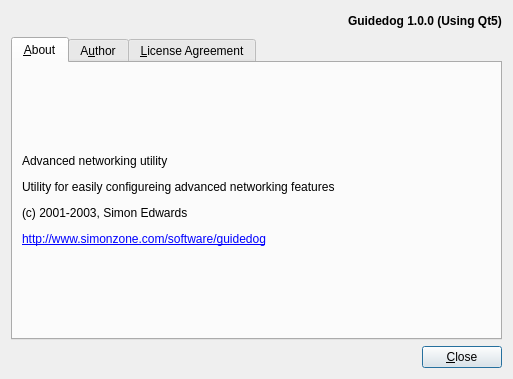
Before: the Qt Designer form aboutdialog.ui in antocm/guidedog, drawn with Qt 5.
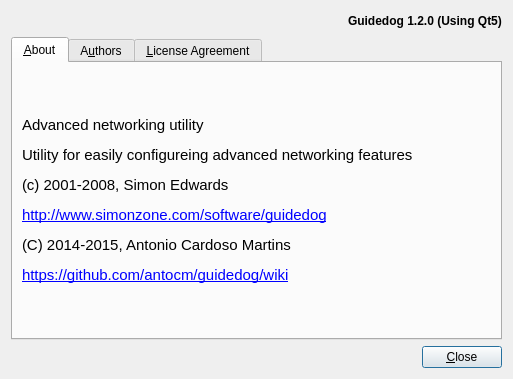
After: the same form once the commit is applied. Icons and pictures are not drawn.

Commit message: Included Antonio as author. Updated some links.

Diff of the .ui file:
```diff
--- a/aboutdialog.ui
+++ b/aboutdialog.ui
@@ -78,7 +78,7 @@
           </font>
          </property>
          <property name="text">
-          <string>Guidedog 1.0.0 (Using Qt5)</string>
+          <string>Guidedog 1.2.0 (Using Qt5)</string>
          </property>
         </widget>
        </item>
@@ -103,7 +103,16 @@
          <item>
           <widget class="QLabel" name="labelAbout">
            <property name="text">
-            <string>&lt;html&gt;&lt;head/&gt;&lt;body&gt;&lt;p&gt;Advanced networking utility&lt;/p&gt;&lt;p&gt;Utility for easily configureing advanced networking features&lt;/p&gt;&lt;p&gt;(c) 2001-2003, Simon Edwards&lt;/p&gt;&lt;p&gt;&lt;a href=&quot;http://www.simonzone.com/software/guidedog&quot;&gt;&lt;span style=&quot; text-decoration: underline; color:#0000ff;&quot;&gt;http://www.simonzone.com/software/guidedog&lt;/span&gt;&lt;/a&gt;&lt;/p&gt;&lt;/body&gt;&lt;/html&gt;</string>
+            <string>&lt;!DOCTYPE HTML PUBLIC &quot;-//W3C//DTD HTML 4.0//EN&quot; &quot;http://www.w3.org/TR/REC-html40/strict.dtd&quot;&gt;
+&lt;html&gt;&lt;head&gt;&lt;meta name=&quot;qrichtext&quot; content=&quot;1&quot; /&gt;&lt;style type=&quot;text/css&quot;&gt;
+p, li { white-space: pre-wrap; }
+&lt;/style&gt;&lt;/head&gt;&lt;body style=&quot; font-family:'Ubuntu'; font-size:11pt; font-weight:400; font-style:normal;&quot;&gt;
+&lt;p style=&quot; margin-top:12px; margin-bottom:12px; margin-left:0px; margin-right:0px; -qt-block-indent:0; text-indent:0px;&quot;&gt;Advanced networking utility&lt;/p&gt;
+&lt;p style=&quot; margin-top:12px; margin-bottom:12px; margin-left:0px; margin-right:0px; -qt-block-indent:0; text-indent:0px;&quot;&gt;Utility for easily configureing advanced networking features&lt;/p&gt;
+&lt;p style=&quot; margin-top:12px; margin-bottom:12px; margin-left:0px; margin-right:0px; -qt-block-indent:0; text-indent:0px;&quot;&gt;(c) 2001-2008, Simon Edwards&lt;/p&gt;
+&lt;p style=&quot; margin-top:12px; margin-bottom:12px; margin-left:0px; margin-right:0px; -qt-block-indent:0; text-indent:0px;&quot;&gt;&lt;a href=&quot;http://www.simonzone.com/software/guidedog&quot;&gt;&lt;span style=&quot; text-decoration: underline; color:#0000ff;&quot;&gt;http://www.simonzone.com/software/guidedog&lt;/span&gt;&lt;/a&gt;&lt;/p&gt;
+&lt;p style=&quot; margin-top:12px; margin-bottom:12px; margin-left:0px; margin-right:0px; -qt-block-indent:0; text-indent:0px;&quot;&gt;(C) 2014-2015, Antonio Cardoso Martins&lt;/p&gt;
+&lt;p style=&quot; margin-top:12px; margin-bottom:12px; margin-left:0px; margin-right:0px; -qt-block-indent:0; text-indent:0px;&quot;&gt;&lt;a href=&quot;http://www.simonzone.com/software/guidedog&quot;&gt;&lt;span style=&quot; text-decoration: underline; color:#0000ff;&quot;&gt;https://github.com/antocm/guidedog/wiki&lt;/span&gt;&lt;/a&gt;&lt;/p&gt;&lt;/body&gt;&lt;/html&gt;</string>
            </property>
            <property name="wordWrap">
             <bool>true</bool>
@@ -120,7 +129,7 @@
        </widget>
        <widget class="QWidget" name="tabAuthor">
         <attribute name="title">
-         <string>A&amp;uthor</string>
+         <string>A&amp;uthors</string>
         </attribute>
         <layout class="QHBoxLayout" name="horizontalLayout_5">
          <item>
```
Left out of the diff: 2 changed lines with no effect on the pictures.
